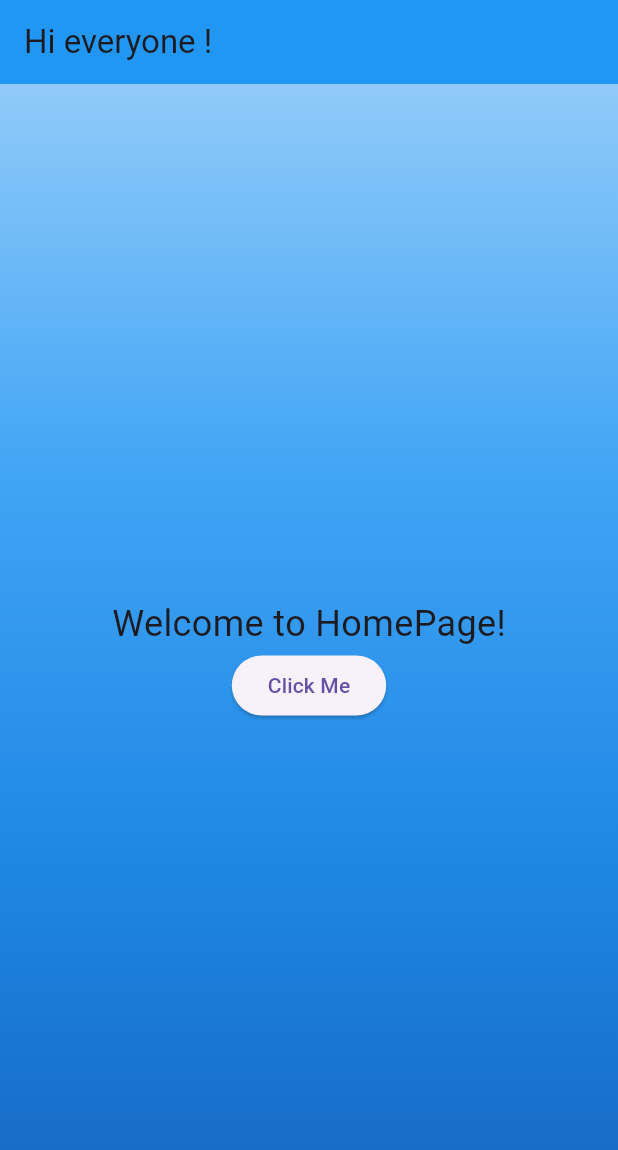
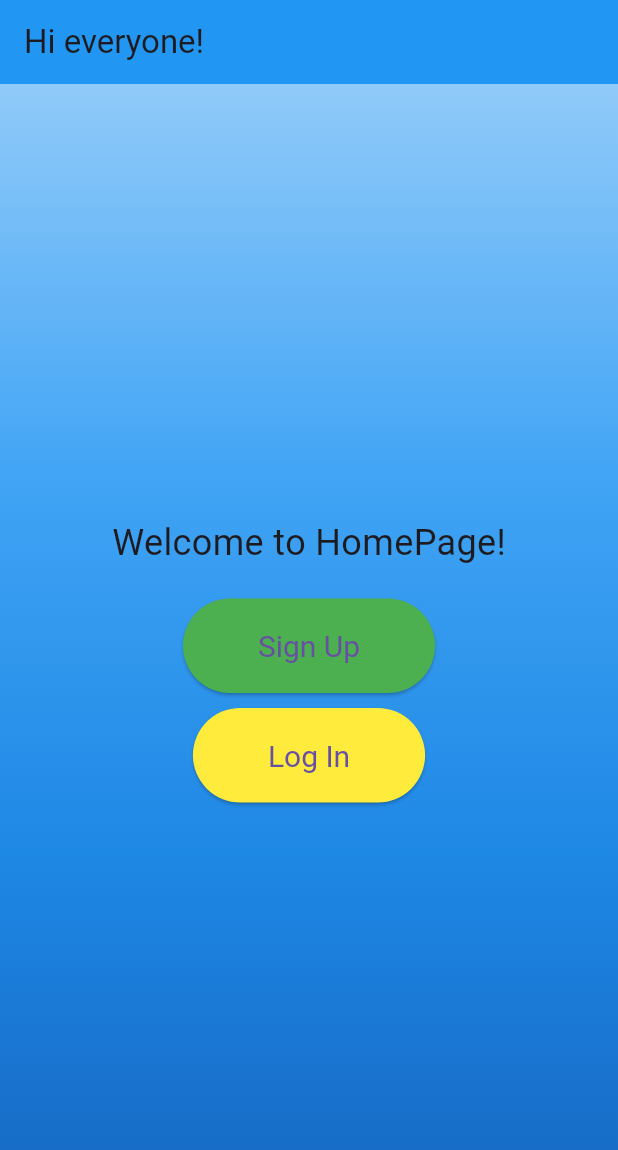
Before and after one commit to HarshaniYaparathne/Test_Flutter, a Flutter app: the screen it shows after launch, on a phone screen of 412 x 824 dp. Shown: the top 1150 px of the screen. Run offline on Flutter 3.47's test engine with Material 3 defaults, Android fonts, the light colour scheme and no system bars.

Commit message:
Add SignUpPage

```diff
--- a/lib/HomePage.dart
+++ b/lib/HomePage.dart
@@ -1,4 +1,5 @@
 import 'package:flutter/material.dart';
+import 'SignUp.dart';
 
 class HomePage extends StatelessWidget {
   const HomePage({Key? key}) : super(key: key);
@@ -7,7 +8,7 @@ class HomePage extends StatelessWidget {
   Widget build(BuildContext context) {
     return Scaffold(
       appBar: AppBar(
-        title: const Text('Hi everyone !'),
+        title: const Text('Hi everyone!'),
         backgroundColor: Colors.blue, // Set the app bar color to blue
       ),
       body: Container(
@@ -31,11 +32,35 @@ class HomePage extends StatelessWidget {
                 'Welcome to HomePage!',
                 style: TextStyle(fontSize: 24.0),
               ),
+              SizedBox(height: 20), // Adding space between text and buttons
               ElevatedButton(
                 onPressed: () {
-                  // Add your action here
+                  Navigator.push(
+                    context,
+                    MaterialPageRoute(builder: (context) => SignUpPage()),
+                  );
+                  // Action for Sign Up button
+                  // Add your logic here
                 },
-                child: const Text('Click Me'),
+                style: ElevatedButton.styleFrom(
+                  primary: Colors.green, // Change button color to green
+                  textStyle: TextStyle(fontSize: 20), // Change font size
+                  padding: EdgeInsets.symmetric(horizontal: 50, vertical: 20), // Change button size
+                ),
+                child: Text('Sign Up'),
+              ),
+              SizedBox(height: 10), // Adding space between buttons
+              ElevatedButton(
+                onPressed: () {
+                  // Action for Log In button
+                  // Add your logic here
+                },
+                style: ElevatedButton.styleFrom(
+                  primary: Colors.yellow, // Change button color to red
+                  textStyle: TextStyle(fontSize: 20),
+                  padding: EdgeInsets.symmetric(horizontal: 50, vertical: 20), // Change font size
+                ),
+                child: Text('Log In'),
               ),
             ],
           ),
@@ -44,3 +69,9 @@ class HomePage extends StatelessWidget {
     );
   }
 }
+
+void main() {
+  runApp(MaterialApp(
+    home: HomePage(),
+  ));
+}
```
Also changed, not shown: lib/SignUp.dart (added, +77 -0 lines).
